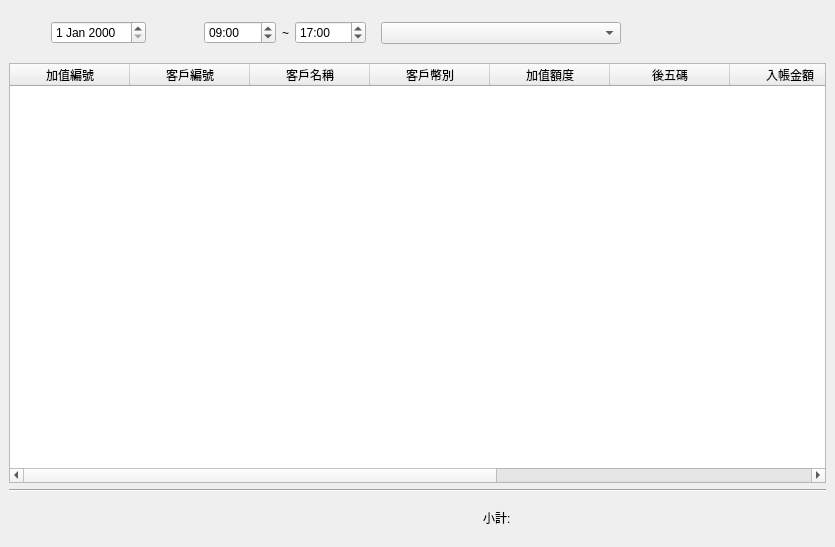
The window that src/AdbClient/StageOrder/LayerDayDebit.ui (roger0816/Adb) describes before a commit, drawn with Qt 5.
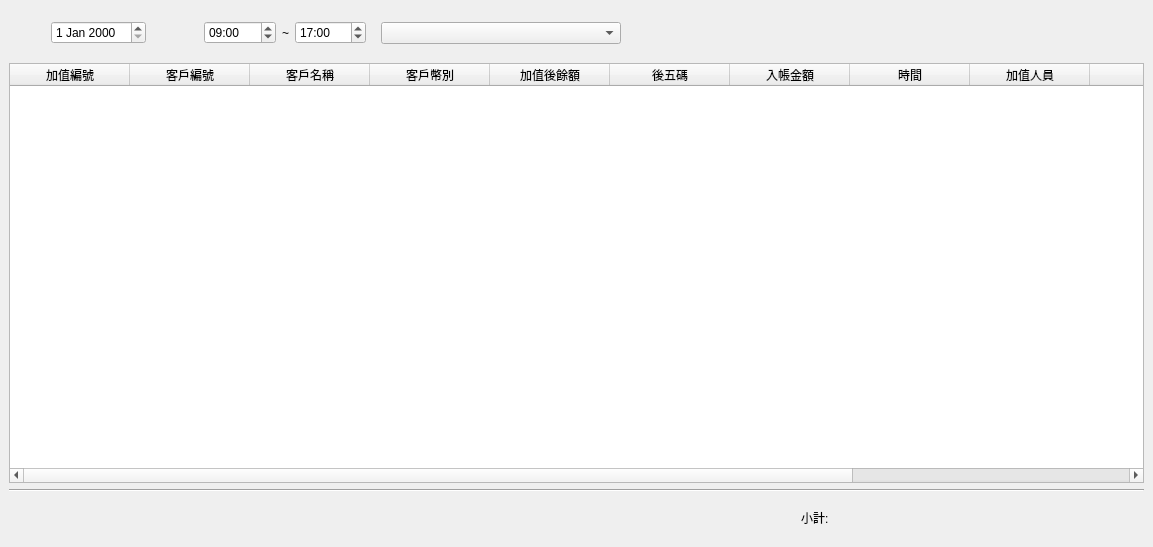
The same window after the commit.

The edit to the form file:
```diff
--- a/src/AdbClient/StageOrder/LayerDayDebit.ui
+++ b/src/AdbClient/StageOrder/LayerDayDebit.ui
@@ -6,7 +6,7 @@
    <rect>
     <x>0</x>
     <y>0</y>
-    <width>835</width>
+    <width>1153</width>
     <height>547</height>
    </rect>
   </property>
@@ -273,7 +273,7 @@
         </column>
         <column>
          <property name="text">
-          <string>加值額度</string>
+          <string>加值後餘額</string>
          </property>
         </column>
         <column>
@@ -296,6 +296,16 @@
           <string>加值人員</string>
          </property>
         </column>
+        <column>
+         <property name="text">
+          <string>圖</string>
+         </property>
+        </column>
+        <column>
+         <property name="text">
+          <string>圖</string>
+         </property>
+        </column>
         <column>
          <property name="text">
           <string>備註</string>
```
